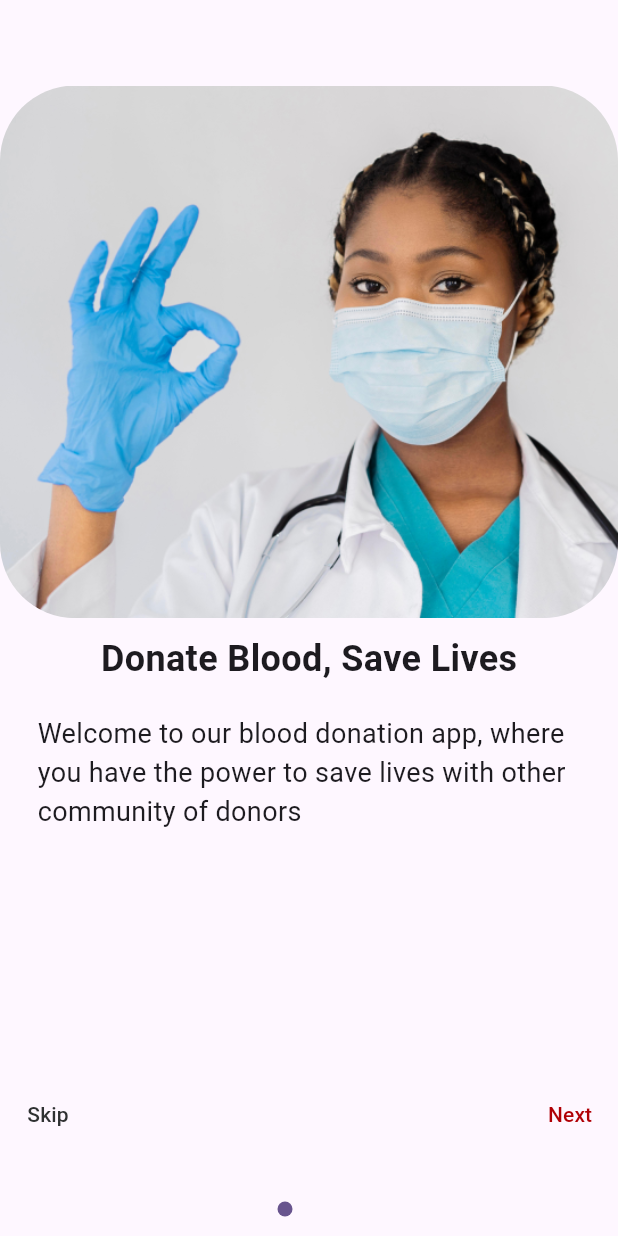
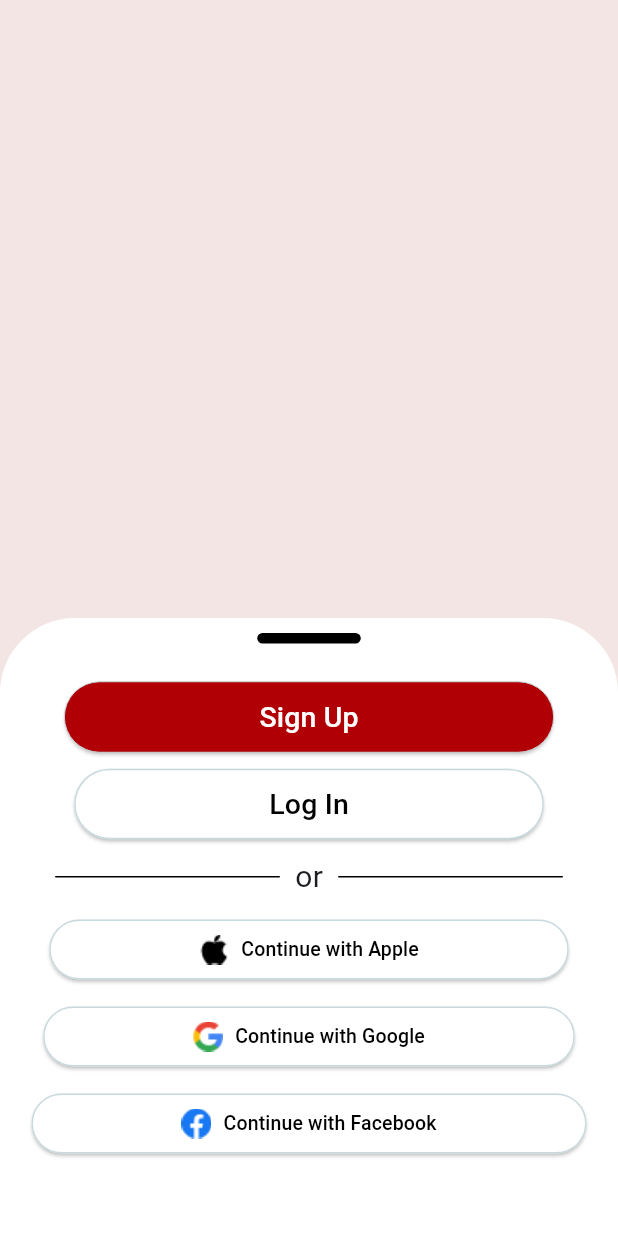
Before and after one commit to raji2004/life_line, a Flutter app: the screen it shows after launch, on a phone screen of 412 x 824 dp. Run offline on Flutter 3.47's test engine with Material 2 defaults, Android fonts, the light colour scheme and no system bars; drawn by our look-alikes of card_swiper; our stand-ins replace flutter_spinkit.

Commit message:
done with signinoptions screen

```diff
--- a/lib/main.dart
+++ b/lib/main.dart
@@ -1,6 +1,6 @@
 import 'package:flutter/material.dart';
 import 'package:life_line/screens/screens.dart';
-import 'screens/splash.dart';
+
 
 
 
@@ -20,7 +20,7 @@ class MyApp extends StatelessWidget {
         colorScheme: ColorScheme.fromSeed(seedColor: Colors.deepPurple),
         useMaterial3: true,
       ),
-      home: const MySplashPage(),
+      home: const SigninOption(),
       debugShowCheckedModeBanner: false,
     );
   }
--- a/lib/screens/onboarding.dart
+++ b/lib/screens/onboarding.dart
@@ -2,6 +2,7 @@
 import 'package:life_line/widget/widget.dart';
 import 'package:flutter/material.dart';
 import 'package:card_swiper/card_swiper.dart';
+import 'package:life_line/screens/signin_options.dart';
 
 class OnboardingPage extends StatelessWidget {
   OnboardingPage({super.key});
@@ -55,11 +56,10 @@ class OnboardingPage extends StatelessWidget {
                     )
                   : controller.next();
             },
-            onSkipPressed:()=> Navigator.pushReplacement(
-                      context,
-                      MaterialPageRoute(
-                          builder: (context) => const Placeholder()),
-                    ) ,
+            onSkipPressed: () => Navigator.pushReplacement(
+              context,
+              MaterialPageRoute(builder: (context) => const SigninOption()),
+            ),
           );
         },
         viewportFraction: 1,
--- a/lib/screens/screens.dart
+++ b/lib/screens/screens.dart
@@ -1,3 +1,4 @@
 
 export 'package:life_line/screens/onboarding.dart';
 export 'package:life_line/screens/splash.dart';
+export 'package:life_line/screens/signin_options.dart';
--- /dev/null
+++ b/lib/screens/signin_options.dart
@@ -0,0 +1,15 @@
+import 'package:flutter/material.dart';
+import 'package:life_line/widget/widget.dart';
+
+class SigninOption extends StatelessWidget {
+  const SigninOption({super.key});
+
+  @override
+  Widget build(BuildContext context) {
+    var screen = MediaQuery.of(context).size;
+    return Scaffold(
+      backgroundColor: const Color(0xffF4E5E5),
+      body: LowerCard(screen: screen),
+    );
+  }
+}
--- a/lib/screens/splash.dart
+++ b/lib/screens/splash.dart
@@ -1,8 +1,7 @@
 import 'package:flutter/material.dart';
 import 'dart:async';
 import 'package:life_line/screens/screens.dart';
-
-
+import 'package:flutter_spinkit/flutter_spinkit.dart';
 
 class MySplashPage extends StatefulWidget {
   const MySplashPage({super.key});
@@ -11,10 +10,9 @@ class MySplashPage extends StatefulWidget {
   State<MySplashPage> createState() => _MySplashPageState();
 }
 
-
 class _MySplashPageState extends State<MySplashPage> {
   final TextStyle textStyle = const TextStyle(
-    color: Color.fromRGBO(15, 71, 117, 1),
+    color: Color(0xFF0F4775),
     fontWeight: FontWeight.w700,
     fontSize: 32,
   );
@@ -22,10 +20,10 @@ class _MySplashPageState extends State<MySplashPage> {
   @override
   void initState() {
     super.initState();
-    Timer(const Duration(seconds: 3), () {
+    Timer(const Duration(seconds: 5), () {
       Navigator.pushReplacement(
         context,
-        MaterialPageRoute(builder: (context) =>  OnboardingPage()),
+        MaterialPageRoute(builder: (context) => OnboardingPage()),
       );
     });
   }
@@ -34,25 +32,48 @@ class _MySplashPageState extends State<MySplashPage> {
   Widget build(BuildContext context) {
     return Scaffold(
       body: Center(
-          child: Row(
+        child: Column(
+          mainAxisSize: MainAxisSize.max,
+          mainAxisAlignment: MainAxisAlignment.center,
+          crossAxisAlignment: CrossAxisAlignment.center,
+          children: [
+            Row(
               mainAxisAlignment: MainAxisAlignment.center,
               children: [
+                const SizedBox(
+                  height: 600,
+                ),
                 Image.asset('assets/Vector.png'),
                 Column(
                   mainAxisAlignment: MainAxisAlignment.center,
                   children: [
-              Text(
+                    Padding(
+                      padding: const EdgeInsets.only(right: 50),
+                      child: Text(
                         'LifeLine',
                         style: textStyle,
+                      ),
                     ),
                     const Text(
                       'The gift of life in every drop',
                       style: TextStyle(color: Color(0xff0F4775)),
                     ),
                   ],
+                ),
+              ],
+            ),
+            // ignore: prefer_const_constructors
+            Align(
+              heightFactor: 3,
+              alignment: Alignment.bottomCenter,
+              child: const SpinKitCubeGrid(
+                color: Color(0xff0F4775),
+                size: 30,
+              ),
             )
           ],
-      )),
+        ),
+      ),
     );
   }
 }
--- /dev/null
+++ b/lib/widget/button.dart
@@ -0,0 +1,92 @@
+import 'package:flutter/material.dart';
+
+class Button extends StatelessWidget {
+  const Button({
+    super.key,
+    required this.text,
+    this.borderWidth = 0,
+    this.vertical = 10.0,
+    this.horizontal = 130.0,
+    this.backgroundColor = const Color(0xFFB00005),
+    this.textColor = const Color(0xFFFFFFFF),
+  });
+
+  final Color backgroundColor;
+  final Color textColor;
+  final String text;
+  final double borderWidth;
+  final double vertical;
+  final double horizontal;
+
+  ButtonStyle getButtonStyle() {
+    return ButtonStyle(
+        backgroundColor: MaterialStateProperty.all<Color>(backgroundColor),
+        padding: MaterialStateProperty.all<EdgeInsetsGeometry>(
+          EdgeInsets.symmetric(vertical: vertical, horizontal: horizontal),
+        ),
+        side: MaterialStateProperty.all<BorderSide>(
+            BorderSide(width: borderWidth, color: const Color(0xFFC8D9DE))));
+  }
+
+  @override
+  Widget build(BuildContext context) {
+    return ElevatedButton(
+      style: getButtonStyle(),
+      onPressed: () {},
+      child: Text(
+        text,
+        style: TextStyle(
+          color: textColor,
+          fontSize: 19,
+        ),
+      ),
+    );
+  }
+}
+
+class ButtonWithIcon extends StatelessWidget {
+  const ButtonWithIcon({
+    super.key,
+    required this.icon,
+    required this.text,
+    this.borderWidth = 1,
+    this.vertical = 10.0,
+    this.horizontal = 100.0,
+     this.backgroundColor = const Color(0xFFFFFFFF),
+    this.textColor =const Color.fromARGB(255, 0, 0, 0),
+  });
+
+  final Color backgroundColor;
+  final Color textColor;
+  final String text;
+  final double borderWidth;
+  final double vertical;
+  final double horizontal;
+  final dynamic icon;
+
+  ButtonStyle getButtonStyle() {
+    return ButtonStyle(
+        backgroundColor: MaterialStateProperty.all<Color>(backgroundColor),
+        padding: MaterialStateProperty.all<EdgeInsetsGeometry>(
+          EdgeInsets.symmetric(vertical: vertical, horizontal: horizontal),
+        ),
+        side: MaterialStateProperty.all<BorderSide>(
+            BorderSide(width: borderWidth, color: const Color(0xFFC8D9DE))));
+  }
+
+  @override
+  Widget build(BuildContext context) {
+    return ElevatedButton.icon(
+      style: getButtonStyle(),
+      onPressed: () {},
+      icon: icon,
+      label: Text(
+        text,
+        style: TextStyle(
+          color: textColor,
+          fontSize: 13,
+        ),
+      ),
+    );
+  }
+}
--- /dev/null
+++ b/lib/widget/lower_card.dart
@@ -0,0 +1,87 @@
+import 'package:flutter/material.dart';
+import 'package:life_line/widget/widget.dart';
+
+class LowerCard extends StatelessWidget {
+  const LowerCard({
+    super.key,
+    required this.screen,
+  });
+
+  final Size screen;
+
+  @override
+  Widget build(BuildContext context) {
+    return Align(
+      alignment: Alignment.bottomCenter,
+      child: ClipRRect(
+        borderRadius: const BorderRadius.vertical(top: Radius.circular(50)),
+        child: Container(
+          height: screen.height / 2,
+          width: screen.width,
+          color: const Color(0xFFFFFFFF),
+          child:  Column(
+            children: [
+              const SizedBox(
+                height: 10,
+              ),
+             const Rectangle(),
+             const SizedBox(
+                height: 25,
+              ),
+            const  Button(text: "Sign Up"),
+             const SizedBox(
+                height: 10,
+              ),
+             const Button(
+                backgroundColor: Color(0xFFFFFFFF),
+                text: "Log In",
+                textColor: Color(0xFF000000),
+                borderWidth: 1,
+              ),
+             const LineWithText(),
+             ButtonWithIcon(
+                icon: Image.asset('assets/apple.png'),
+                text: "Continue with Apple",
+              ),
+          const SizedBox(height: 10),
+              ButtonWithIcon(
+                icon:Image.asset('assets/google.png') ,
+                text: "Continue with Google",
+              ),
+            const  SizedBox(height: 10),
+              ButtonWithIcon(
+                icon: Image.asset('assets/facebook.png'),
+                text: "Continue with Facebook",
+              )
+            ],
+          ),
+        ),
+      ),
+    );
+  }
+}
+
+class LineWithText extends StatelessWidget {
+  const LineWithText({
+    super.key,
+  });
+
+  @override
+  Widget build(BuildContext context) {
+    return const Padding(
+      padding: EdgeInsets.symmetric(vertical: 10.0),
+      child: Row(
+        mainAxisAlignment: MainAxisAlignment.center,
+        children: [
+          Rectangle(width: 150, height: 1),
+          SizedBox(width: 10),
+          Text("or", style: TextStyle(fontSize: 20)),
+          SizedBox(
+            width: 10,
+          ),
+          Rectangle(width: 150, height: 1)
+        ],
+      ),
+    );
+  }
+}
--- /dev/null
+++ b/lib/widget/rectangle.dart
@@ -0,0 +1,23 @@
+import 'package:flutter/material.dart';
+
+class Rectangle extends StatelessWidget {
+  const Rectangle({
+    super.key,
+    this.width=69,
+    this.height=7
+  });
+  final double width;
+  final double height;
+
+  @override
+  Widget build(BuildContext context) {
+    return Container(
+      width: width,
+      height: height,
+      decoration: const BoxDecoration(
+        color: Colors.black,
+        borderRadius: BorderRadius.all(Radius.circular(10.0)),
+      ),
+    );
+  }
+}
--- a/lib/widget/widget.dart
+++ b/lib/widget/widget.dart
@@ -1 +1,4 @@
 export 'package:life_line/widget/onboarding_swipe.dart';
+export 'package:life_line/widget/lower_card.dart';
+export 'package:life_line/widget/button.dart';
+export 'package:life_line/widget/rectangle.dart';
--- a/pubspec.yaml
+++ b/pubspec.yaml
@@ -39,6 +39,7 @@ dependencies:
   card_swiper : ^3.0.0
   provider: ^6.0.0
   flutter_spinkit: ^5.2.0
+  google_fonts: ^2.0.0
 
 
 dev_dependencies:
@@ -64,3 +65,6 @@ flutter:
        - assets/doc1.png
        - assets/doc2.png
        - assets/doc3.png
+       - assets/google.png
+       - assets/facebook.png
+       - assets/apple.png
```
Also changed, not shown: assets/apple.png (added), assets/facebook.png (added), assets/google.png (added), pubspec.lock, 1 other file. Lines whose indentation alone changed are shown as unchanged.
